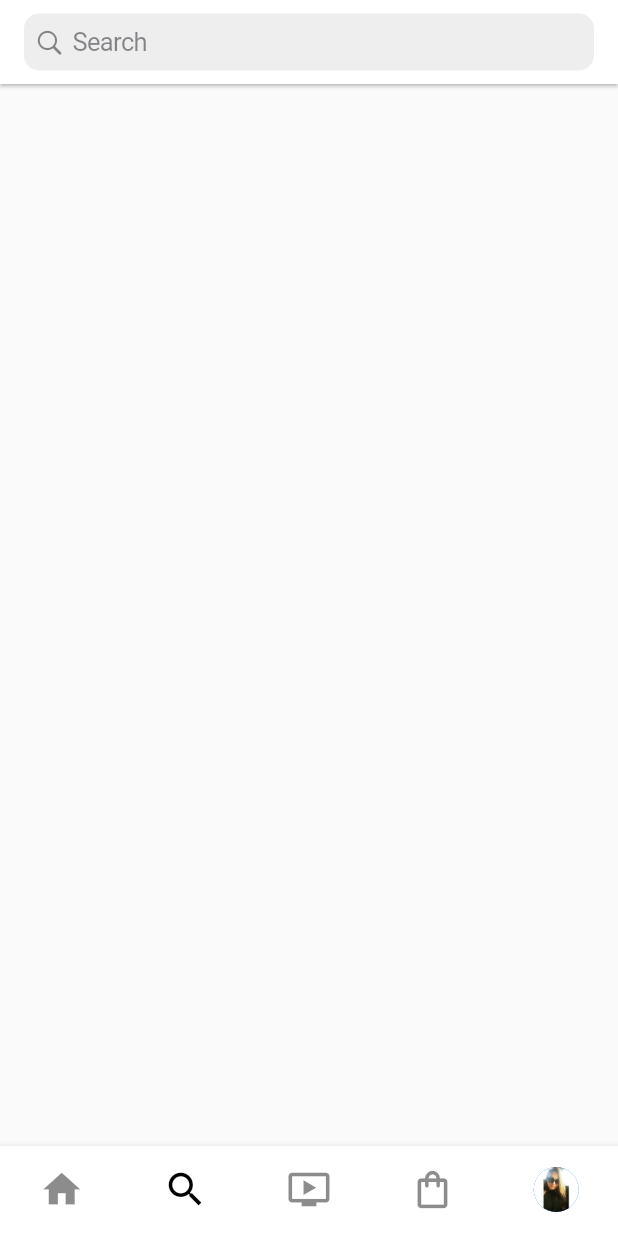
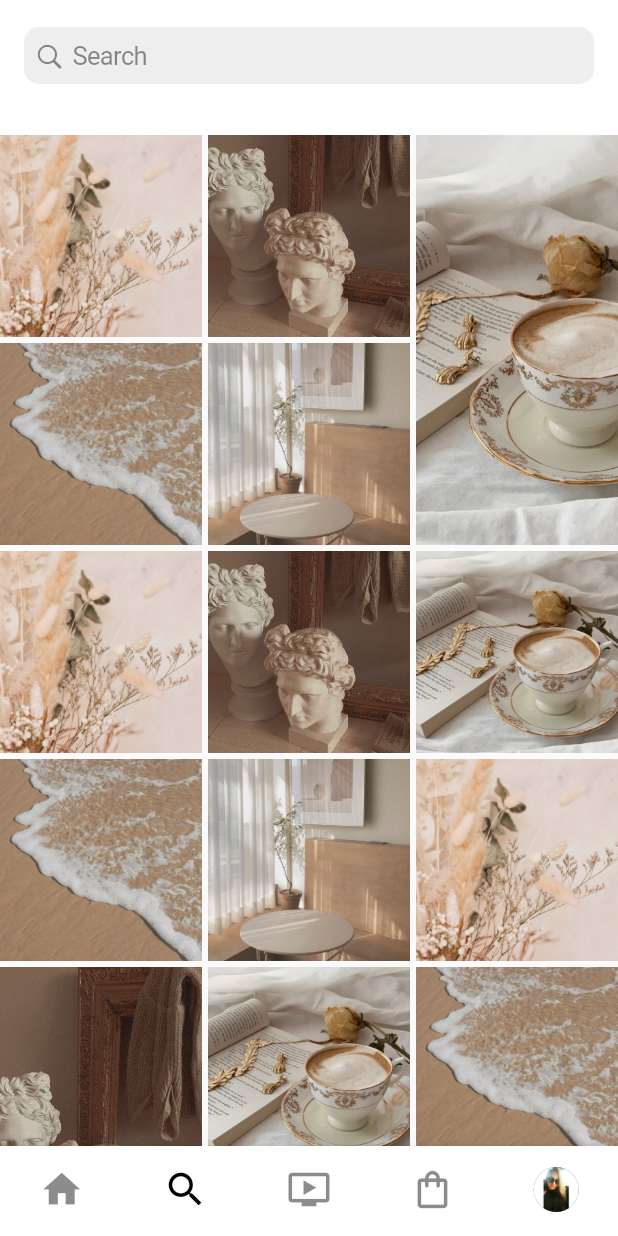
Before and after one commit to ecembostancioglu/instagram_ui, a Flutter app: the screen it shows after launch, item 2 of the bottom bar chosen, on a phone screen of 412 x 824 dp. Run offline on Flutter 3.47's test engine with Material 2 defaults, Android fonts, the phone set to English and light mode, and no system bars.

Commit message:
Completed Search Page

```diff
--- a/lib/screens/searchpage/search_page.dart
+++ b/lib/screens/searchpage/search_page.dart
@@ -1,6 +1,9 @@
 import 'package:flutter/cupertino.dart';
 import 'package:flutter/material.dart';
+import 'package:flutter_staggered_grid_view/flutter_staggered_grid_view.dart';
 import 'package:instagram_ui/constants/color_constants.dart';
+
+import '../../model/search_contents.dart';
 
 
 class SearchPage extends StatelessWidget {
@@ -8,9 +11,19 @@ class SearchPage extends StatelessWidget {
   @override
   Widget build(BuildContext context) {
     return Scaffold(
-     appBar: AppBar(
+      body:SafeArea(
+        child: CustomScrollView(
+          slivers: [
+             SliverAppBar(
+               toolbarHeight: 80,
+               primary: false,
+             //  floating: false,
+               elevation: 1,
                backgroundColor: ColorConstants.white,
-       elevation: 1,
+              bottom: PreferredSize(
+                preferredSize: Size.fromHeight(10.0),
+                child: Text(''),
+              ),
               title: Container(
                 decoration: BoxDecoration(
                     color: ColorConstants.grey_200,
@@ -27,6 +40,39 @@ class SearchPage extends StatelessWidget {
                 ),
               ),
             ),
+            SliverToBoxAdapter(
+              child: GridView.custom(
+                shrinkWrap: true,
+                physics: const NeverScrollableScrollPhysics(),
+                gridDelegate: SliverQuiltedGridDelegate(
+                  crossAxisCount: 3,
+                  mainAxisSpacing: 4,
+                  crossAxisSpacing: 4,
+                  repeatPattern: QuiltedGridRepeatPattern.inverted,
+                  pattern: const [
+                    QuiltedGridTile(1, 1),
+                    QuiltedGridTile(1, 1),
+                    QuiltedGridTile(2, 1),
+                    QuiltedGridTile(1, 1),
+                    QuiltedGridTile(1, 1),
+                    QuiltedGridTile(1, 1),
+                    QuiltedGridTile(1, 1),
+                    QuiltedGridTile(1, 1),
+                  ],
+                ),
+                childrenDelegate: SliverChildBuilderDelegate(
+                      (context, index) => Container(
+                         child: Image.asset(content[index].image,
+                         fit: BoxFit.cover),
+                      // child: Text(content[index]),
+                  ),
+                  childCount: content.length,
+                ),
+              ),
+            )
+          ],
+        ),
+      )
     );
   }
 
```
Lines whose indentation alone changed are shown as unchanged.
